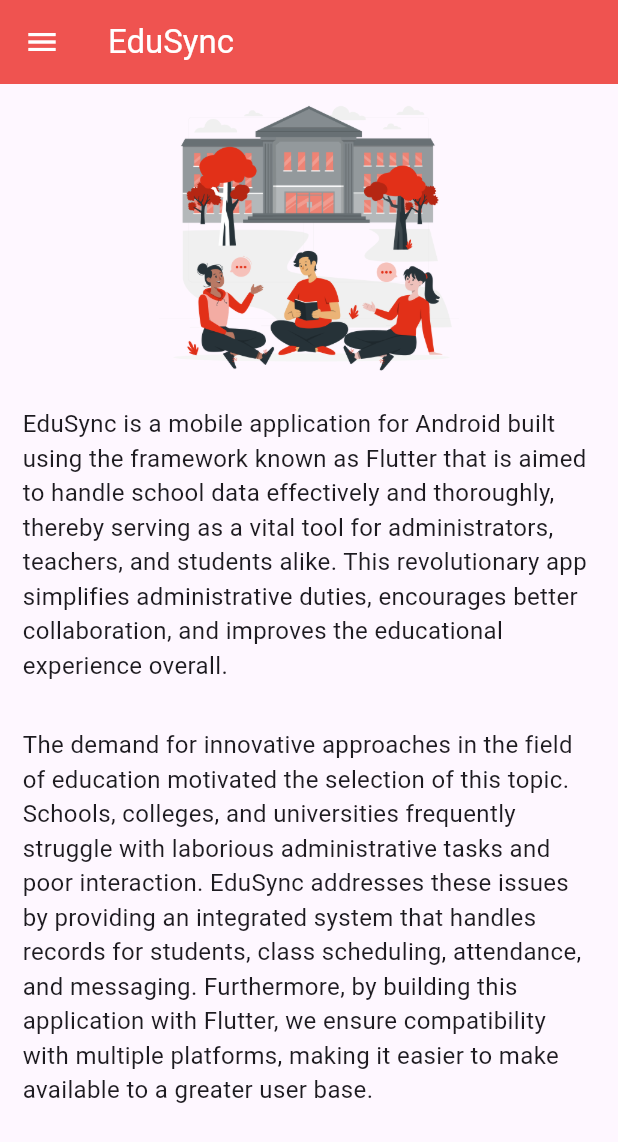
After one commit to Hancie123/edysync, a Flutter app: the AboutPage screen opened directly, on a phone screen of 412 x 824 dp. The commit adds this screen. Shown: the top 1142 px of the screen. Run offline on Flutter 3.47's test engine with Material 3 defaults, Android fonts, the phone set to English and light mode, and no system bars; our stand-ins replace dio, flutter_custom_clippers, flutter_screenutil, get, google_nav_bar, line_icons and 1 more.

Commit message:
announcement ui added

```diff
--- a/lib/views/home/admin/adminSideNav.dart
+++ b/lib/views/home/admin/adminSideNav.dart
@@ -1,5 +1,6 @@
 import 'package:edusync/views/home/admin/adminDashboard.dart';
 import 'package:flutter/material.dart';
+import 'package:flutter/services.dart';
 import 'package:get/route_manager.dart';
 
 class adminSideNav extends StatelessWidget {
@@ -28,7 +29,7 @@ class adminSideNav extends StatelessWidget {
             leading: Icon(Icons.logout),
             title: Text("Exit"),
             onTap: () {
-              // SystemNavigator.pop();
+              SystemNavigator.pop();
             },
           )
         ],
--- /dev/null
+++ b/lib/views/home/student/about.dart
@@ -0,0 +1,44 @@
+import 'package:edusync/views/home/student/widgets/drawer.dart';
+import 'package:flutter/material.dart';
+
+class AboutPage extends StatelessWidget {
+  const AboutPage({super.key});
+
+  @override
+  Widget build(BuildContext context) {
+    return Scaffold(
+      drawer: StudentDrawer(),
+      appBar: AppBar(
+        title: const Text("EduSync"),
+        backgroundColor: Colors.red.shade400,
+        foregroundColor: Colors.white,
+      ),
+      body: Expanded(
+        child: Column(children: [
+          Center(
+            child: Image.asset(
+              'assets/images/college campus-rafiki.png',
+              height: 200,
+              width: 200,
+            ),
+          ),
+          Padding(
+            padding: const EdgeInsets.all(15.0),
+            child: const Text(
+              "EduSync is a mobile application for Android built using the framework known as Flutter that is aimed to handle school data effectively and thoroughly, thereby serving as a vital tool for administrators, teachers, and students alike. This revolutionary app simplifies administrative duties, encourages better collaboration, and improves the educational experience overall.",
+              style: TextStyle(fontSize: 16),
+            ),
+          )
+          ,
+          Padding(
+            padding: const EdgeInsets.all(15.0),
+            child: const Text(
+              "The demand for innovative approaches in the field of education motivated the selection of this topic. Schools, colleges, and universities frequently struggle with laborious administrative tasks and poor interaction. EduSync addresses these issues by providing an integrated system that handles records for students, class scheduling, attendance, and messaging. Furthermore, by building this application with Flutter, we ensure compatibility with multiple platforms, making it easier to make available to a greater user base.",
+              style: TextStyle(fontSize: 16),
+            ),
+          )
+        ]),
+      ),
+    );
+  }
+}
```
Also changed, not shown: lib/views/home/student/studentProfile.dart (+29 -13 lines), lib/views/home/student/widgets/drawer.dart (+8 -1 lines), assets/images/college campus-rafiki.png (added).
